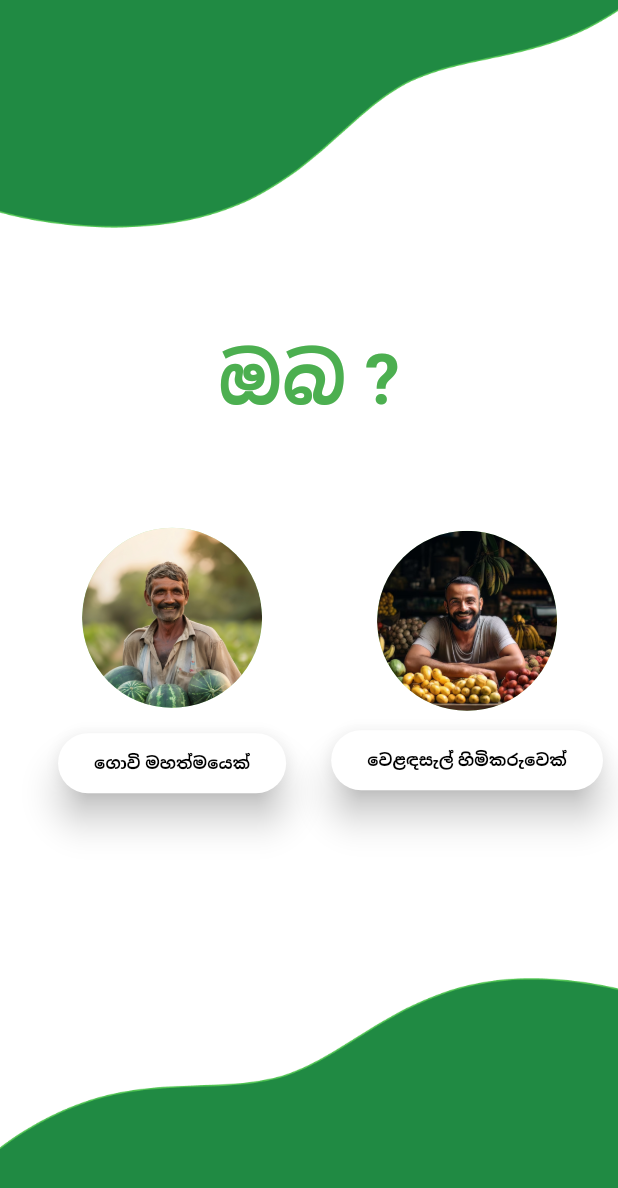
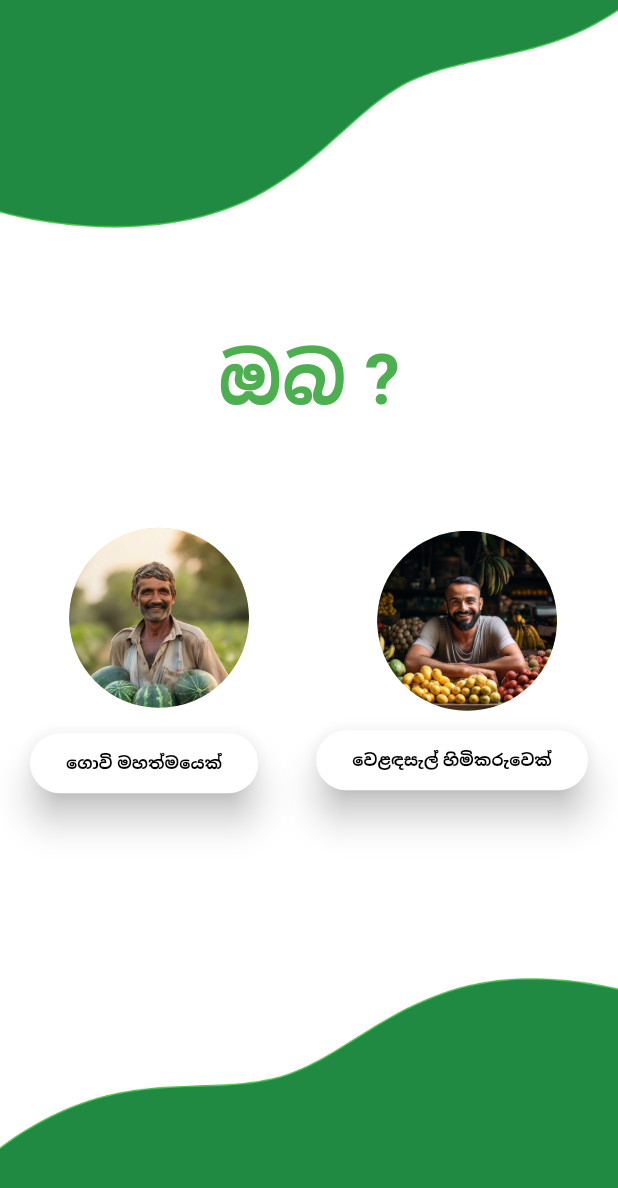
Before and after one commit to rudill/Mobile-app-for-Dambulla-Economic-Center, a Flutter app: the Welcome screen opened directly, after a tap on "ඉදිරියට යන්න", on a phone screen of 412 x 824 dp. Shown: the top 1188 px of the screen. Run offline on Flutter 3.47's test engine with Material 3 defaults, Android fonts, the phone set to English and light mode, and no system bars; our stand-ins replace cloud_firestore, firebase_auth, firebase_core, firebase_storage, hive_ce; accounts and stored records are empty; Roboto replaces fonts that are missing (RobotoMono).

Commit message:
Integrate Microsoft Azure translation and apply to some pages

```diff
--- /dev/null
+++ b/lib/Azure_Translation/translatable_text.dart
@@ -0,0 +1,67 @@
+import 'package:flutter/material.dart';
+import 'package:provider/provider.dart';
+import 'translation_provider.dart';
+
+class TranslatableText extends StatelessWidget {
+  final String originalText;
+  final TextStyle? style;
+  final TextAlign? textAlign;
+  final int? maxLines;
+  final TextOverflow? overflow;
+
+  const TranslatableText(
+    this.originalText, {
+    super.key,
+    this.style,
+    this.textAlign,
+    this.maxLines,
+    this.overflow,
+  });
+
+  @override
+  Widget build(BuildContext context) {
+    final provider = Provider.of<TranslationProvider>(context);
+
+    return FutureBuilder<String>(
+      future: provider.translate(originalText),
+      builder: (context, snapshot) {
+        return Text(
+          snapshot.data ?? originalText,
+          style: style,
+          textAlign: textAlign,
+          maxLines: maxLines,
+          overflow: overflow,
+        );
+      },
+    );
+  }
+}
+
+class TranslationLoadingOverlay extends StatelessWidget {
+  final Widget child;
+
+  const TranslationLoadingOverlay({super.key, required this.child});
+
+  @override
+  Widget build(BuildContext context) {
+    return Stack(
+      children: [
+        child,
+        Consumer<TranslationProvider>(
+          builder: (context, provider, _) {
+            if (provider.isLoading) {
+              return Container(
+                color: Colors.white.withOpacity(0.8),
+                child: const Center(
+                  child: CircularProgressIndicator(color: Colors.green),
+                ),
+              );
+            } else {
+              return const SizedBox.shrink();
+            }
+          },
+        ),
+      ],
+    );
+  }
+}
--- /dev/null
+++ b/lib/Azure_Translation/translation_provider.dart
@@ -0,0 +1,66 @@
+import 'dart:convert';
+import 'package:flutter/material.dart';
+import 'package:http/http.dart' as http;
+
+class TranslationProvider with ChangeNotifier {
+  String _selectedLanguage = 'si'; // Default: Sinhala
+  final Map<String, String> _cache = {};
+
+  bool _isLoading = false;
+  bool get isLoading => _isLoading;
+
+  String get selectedLanguage => _selectedLanguage;
+
+  void setLanguage(String langCode) {
+    _selectedLanguage = langCode;
+    notifyListeners();
+  }
+
+  Future<String> translate(String text) async {
+    if (_selectedLanguage == 'si') return text;
+
+    final cacheKey = '${_selectedLanguage}_$text';
+    if (_cache.containsKey(cacheKey)) {
+      return _cache[cacheKey]!;
+    }
+
+    _isLoading = true;
+    notifyListeners();
+
+    final url = Uri.parse(
+      'https://api.cognitive.microsofttranslator.com/translate?api-version=3.0&to=en',
+    );
+
+    try {
+      final response = await http.post(
+        url,
+        headers: {
+          'Ocp-Apim-Subscription-Key':
+              '7KsCqKVrisGPT3Y4n7dmky8E5upRKY58LRgvadcwsUrCLBQqYq1MJQQJ99BEACmepeSXJ3w3AAAbACOGlm4E',
+          'Ocp-Apim-Subscription-Region': 'uksouth',
+          'Content-Type': 'application/json',
+        },
+        body: jsonEncode([
+          {'Text': text},
+        ]),
+      );
+
+      if (response.statusCode == 200) {
+        final data = jsonDecode(response.body);
+        final translatedText = data[0]['translations'][0]['text'];
+        _cache[cacheKey] = translatedText;
+
+        return translatedText;
+      } else {
+        debugPrint('Translation failed: ${response.body}');
+        return text;
+      }
+    } catch (e) {
+      debugPrint('Translation error: $e');
+      return text;
+    } finally {
+      _isLoading = false;
+      notifyListeners();
+    }
+  }
+}
--- a/lib/Pages/Farmer/FarmerRegistation.dart
+++ b/lib/Pages/Farmer/FarmerRegistation.dart
@@ -1,8 +1,11 @@
 import 'package:dec_app/Pages/Farmer/FaramerLogin.dart';
 import 'package:flutter/material.dart';
 import 'package:firebase_auth/firebase_auth.dart';
+import 'package:provider/provider.dart';
 import '../../Firestore/FamerReg.dart';
 import 'farmerHome.dart';
+import 'package:dec_app/Azure_Translation/translation_provider.dart';
+import 'package:dec_app/Azure_Translation/translatable_text.dart';
 
 class Farmerregistration extends StatelessWidget {
   @override
@@ -36,7 +39,7 @@ class FarmerReg extends StatelessWidget {
             child: Column(
               crossAxisAlignment: CrossAxisAlignment.center,
               children: [
-                Text(
+                TranslatableText(
                   'ගොවි මහතෙකු ලෙස ලියාපදිංචිය.',
                   textAlign: TextAlign.center,
                   style: TextStyle(
@@ -48,7 +51,7 @@ class FarmerReg extends StatelessWidget {
                 SizedBox(height: 5),
                 Image.asset('assets/images/signup_image.png', height: 150),
                 SizedBox(height: 30),
-                Text(
+                TranslatableText(
                   'ඔබගේ තොරතුරු ලබා දෙන්න.',
                   style: TextStyle(
                     fontSize: 24,
@@ -57,13 +60,22 @@ class FarmerReg extends StatelessWidget {
                   ),
                 ),
                 SizedBox(height: 5),
+
                 //First Name Section--------------------------------------------(1)
-                TextFormField(
+                FutureBuilder<String>(
+                  future: Provider.of<TranslationProvider>(
+                    context,
+                    listen: false,
+                  ).translate('මුල් නම ඇතුලත් කරන්න'),
+                  builder: (context, labelSnapshot) {
+                    return TextFormField(
                       controller: FnameController,
                       decoration: InputDecoration(
-                    labelText: 'මුල් නම ඇතුලත් කරන්න.',
+                        labelText:
+                            labelSnapshot.data ?? 'මුල් නම ඇතුලත් කරන්න.',
                         border: OutlineInputBorder(),
                       ),
+
                       validator: (value) {
                         if (value == null || value.isEmpty) {
                           return 'මුල් නම ඇතුලත් කිරීම අනිවාර්ය වේ!';
@@ -74,7 +86,10 @@ class FarmerReg extends StatelessWidget {
                         }
                         return null;
                       },
+                    );
+                  },
                 ),
+
                 SizedBox(height: 15),
                 //Last Name Section---------------------------------------------(2)
                 TextFormField(
@@ -199,13 +214,18 @@ class FarmerReg extends StatelessWidget {
                                 content: Text("ඔබේ දත්ත සාර්ථකව උඩුගත විය."),
                                 actions: [
                                   TextButton(
-                                    style: TextButton.styleFrom(foregroundColor: Colors.green),
+                                    style: TextButton.styleFrom(
+                                      foregroundColor: Colors.green,
+                                    ),
                                     child: Text("හරි"),
                                     onPressed: () {
                                       Navigator.pushReplacement(
                                         context,
                                         MaterialPageRoute(
-                                          builder: (context) => FarmerHomePage(userId: userId),
+                                          builder:
+                                              (context) => FarmerHomePage(
+                                                userId: userId,
+                                              ),
                                         ),
                                       );
                                     },
--- a/lib/Pages/landing.dart
+++ b/lib/Pages/landing.dart
@@ -1,5 +1,8 @@
 import 'package:dec_app/Pages/personselect.dart';
 import 'package:flutter/material.dart';
+import 'package:provider/provider.dart';
+import 'package:dec_app/Azure_Translation/translation_provider.dart';
+import 'package:dec_app/Azure_Translation/translatable_text.dart';
 
 class Welcome extends StatefulWidget {
   const Welcome({super.key});
@@ -13,7 +16,8 @@ class _WelcomeState extends State<Welcome> {
 
   @override
   Widget build(BuildContext context) {
-    return Scaffold(
+    return TranslationLoadingOverlay(
+      child: Scaffold(
         body: Center(
           child: Column(
             mainAxisAlignment: MainAxisAlignment.start,
@@ -23,7 +27,7 @@ class _WelcomeState extends State<Welcome> {
                 color: Colors.white,
                 child: Column(
                   children: const [
-                  Text(
+                    TranslatableText(
                       'ආයුබෝවන්',
                       style: TextStyle(
                         fontFamily: 'RobotoMono-Bold',
@@ -33,15 +37,15 @@ class _WelcomeState extends State<Welcome> {
                       ),
                     ),
 
-                  Text(
-                    'Welcome',
-                    style: TextStyle(
-                      fontFamily: 'RobotoMono-Bold',
-                      color: Colors.green,
-                      fontSize: 35,
-                      fontWeight: FontWeight.bold,
-                    ),
-                  ),
+                    //TranslatableText(
+                    //'Welcome',
+                    //style: TextStyle(
+                    //fontFamily: 'RobotoMono-Bold',
+                    //color: Colors.green,
+                    //fontSize: 35,
+                    //fontWeight: FontWeight.bold,
+                    //),
+                    //),
                   ],
                 ),
               ),
@@ -63,6 +67,11 @@ class _WelcomeState extends State<Welcome> {
                             setState(() {
                               _value = value!;
                             });
+                            final provider = Provider.of<TranslationProvider>(
+                              context,
+                              listen: false,
+                            );
+                            provider.setLanguage(_value == 1 ? 'en' : 'si');
                           },
                         ),
                         Text(
@@ -87,9 +96,14 @@ class _WelcomeState extends State<Welcome> {
                             setState(() {
                               _value = value!;
                             });
+                            final provider = Provider.of<TranslationProvider>(
+                              context,
+                              listen: false,
+                            );
+                            provider.setLanguage(_value == 1 ? 'en' : 'si');
                           },
                         ),
-                      Text(
+                        TranslatableText(
                           'සිංහල',
                           style: TextStyle(
                             fontSize: 18,
@@ -112,7 +126,7 @@ class _WelcomeState extends State<Welcome> {
                     MaterialPageRoute(builder: (context) => Person()),
                   );
                 },
-              child: Text(
+                child: TranslatableText(
                   "ඉදිරියට යන්න",
                   style: TextStyle(
                     color: Colors.white,
@@ -128,6 +142,7 @@ class _WelcomeState extends State<Welcome> {
             ],
           ),
         ),
+      ),
     );
   }
 }
--- a/lib/Pages/personselect.dart
+++ b/lib/Pages/personselect.dart
@@ -1,5 +1,8 @@
 import 'package:dec_app/Pages/Farmer/FarmerRegistation.dart';
 import 'package:flutter/material.dart';
+import 'package:provider/provider.dart';
+import 'package:dec_app/Azure_Translation/translation_provider.dart';
+import 'package:dec_app/Azure_Translation/translatable_text.dart';
 
 class Person extends StatefulWidget {
   const Person({super.key});
@@ -11,7 +14,8 @@ class Person extends StatefulWidget {
 class _PersonState extends State<Person> {
   @override
   Widget build(BuildContext context) {
-    return Scaffold(
+    return TranslationLoadingOverlay(
+      child: Scaffold(
         body: Column(
           children: [
             Image(image: AssetImage("assets/images/img.png")),
@@ -19,7 +23,7 @@ class _PersonState extends State<Person> {
             SizedBox(
               height: 200,
               child: Center(
-              child: Text(
+                child: TranslatableText(
                   "ඔබ ?",
                   style: TextStyle(
                     fontSize: 47,
@@ -32,20 +36,30 @@ class _PersonState extends State<Person> {
             ),
 
             Padding(
-            padding: EdgeInsets.only(right: 10),
+              padding: const EdgeInsets.symmetric(horizontal: 20),
               child: Row(
-              mainAxisAlignment: MainAxisAlignment.end,
+                mainAxisAlignment: MainAxisAlignment.center,
                 children: [
-                Column(
+                  IntrinsicWidth(
+                    child: Column(
                       mainAxisSize: MainAxisSize.min,
                       children: [
-                    CircleAvatar(
+                        // Push image a bit right
+                        Padding(
+                          padding: const EdgeInsets.only(left: 20),
+                          child: CircleAvatar(
                             radius: 60,
-                      backgroundImage: AssetImage('assets/images/farmer.png'),
+                            backgroundImage: AssetImage(
+                              'assets/images/farmer.png',
                             ),
-                    SizedBox(height: 13),
-
-                    ElevatedButton(
+                          ),
+                        ),
+                        const SizedBox(height: 13),
+                        ConstrainedBox(
+                          constraints: BoxConstraints(
+                            minWidth: 100,
+                          ), // min width for button
+                          child: ElevatedButton(
                             style: ElevatedButton.styleFrom(
                               backgroundColor: Colors.white,
                               shadowColor: const Color.fromRGBO(0, 0, 0, 10),
@@ -59,30 +73,39 @@ class _PersonState extends State<Person> {
                                 ),
                               );
                             },
-                      child: Text(
+                            child: TranslatableText(
                               'ගොවි මහත්මයෙක්',
-                        style: TextStyle(
+                              style: const TextStyle(
                                 fontSize: 11,
                                 color: Colors.black,
                                 fontWeight: FontWeight.bold,
                               ),
                             ),
                           ),
+                        ),
                       ],
                     ),
+                  ),
 
-                SizedBox(width: 30),
+                  const Spacer(flex: 1),
 
-                Column(
+                  IntrinsicWidth(
+                    child: Column(
                       mainAxisSize: MainAxisSize.min,
                       children: [
-                    CircleAvatar(
-                      backgroundImage: AssetImage('assets/images/owner.png'),
+                        Padding(
+                          padding: const EdgeInsets.only(left: 20),
+                          child: CircleAvatar(
                             radius: 60,
+                            backgroundImage: AssetImage(
+                              'assets/images/owner.png',
                             ),
-                    SizedBox(height: 9),
-
-                    ElevatedButton(
+                          ),
+                        ),
+                        const SizedBox(height: 9),
+                        ConstrainedBox(
+                          constraints: BoxConstraints(minWidth: 100),
+                          child: ElevatedButton(
                             style: ElevatedButton.styleFrom(
                               backgroundColor: Colors.white,
                               shadowColor: const Color.fromRGBO(0, 0, 0, 10),
@@ -96,16 +119,18 @@ class _PersonState extends State<Person> {
                                 ),
                               );
                             },
-                      child: Text(
+                            child: TranslatableText(
                               "වෙළඳසැල් හිමිකරුවෙක්",
-                        style: TextStyle(
+                              style: const TextStyle(
                                 fontSize: 11,
                                 color: Colors.black,
                                 fontWeight: FontWeight.bold,
                               ),
                             ),
                           ),
+                        ),
                       ],
+                    ),
                   ),
                 ],
               ),
@@ -115,6 +140,7 @@ class _PersonState extends State<Person> {
             Image(image: AssetImage('assets/images/down_shape.png')),
           ],
         ),
+      ),
     );
   }
 }
--- a/lib/main.dart
+++ b/lib/main.dart
@@ -2,7 +2,9 @@ import 'package:firebase_core/firebase_core.dart';
 import 'package:flutter/material.dart';
 import 'package:hive_ce/hive.dart';
 import 'package:path_provider/path_provider.dart';
+import 'package:provider/provider.dart';
 
+import 'Azure_Translation/translation_provider.dart';
 import 'Pages/homeScreen.dart';
 import 'firebase_options.dart';
 import 'Widgets/font_size_controller.dart';
@@ -15,7 +17,12 @@ void main() async {
   Hive.init(dir.path);
   await Hive.openBox('myBox');
 
-  runApp(const Home());
+  runApp(
+    ChangeNotifierProvider(
+      create: (_) => TranslationProvider(),
+      child: const Home(),
+    ),
+  );
 }
 
 class Home extends StatelessWidget {
@@ -34,10 +41,13 @@ class Home extends StatelessWidget {
               themeMode: themeMode,
               theme: AppTheme.lightTheme,
               darkTheme: AppTheme.darkTheme,
-              builder: (context, child) => MediaQuery(
-                data: MediaQuery.of(context).copyWith(textScaleFactor: fontSize),
-                child: child!,
-              ),
+              builder:
+                  (context, child) => MediaQuery(
+                    data: MediaQuery.of(
+                      context,
+                    ).copyWith(textScaleFactor: fontSize),
+                    child: child!,
+                  ),
               home: const HomeScreen(),
             );
           },
--- a/pubspec.yaml
+++ b/pubspec.yaml
@@ -31,6 +31,8 @@ dependencies:
   flutter:
     sdk: flutter
   cloud_firestore: ^5.6.7
+  provider: ^6.1.1
+  http: ^0.13.5
 
   # The following adds the Cupertino Icons font to your application.
   # Use with the CupertinoIcons class for iOS style icons.
```
Also changed, not shown: pubspec.lock. Lines whose indentation alone changed are shown as unchanged.
